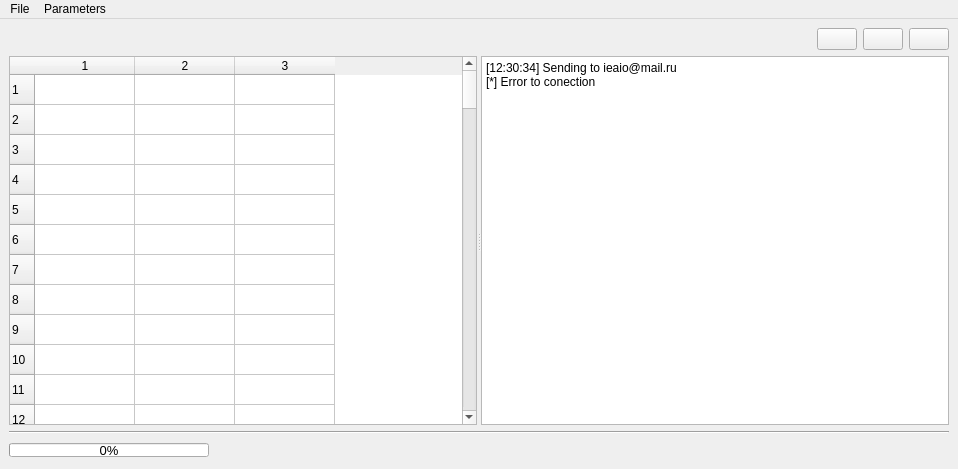
Above: view/qt/MainWindow.ui from AlertRED/mailing before the change. Below: the same form after it.
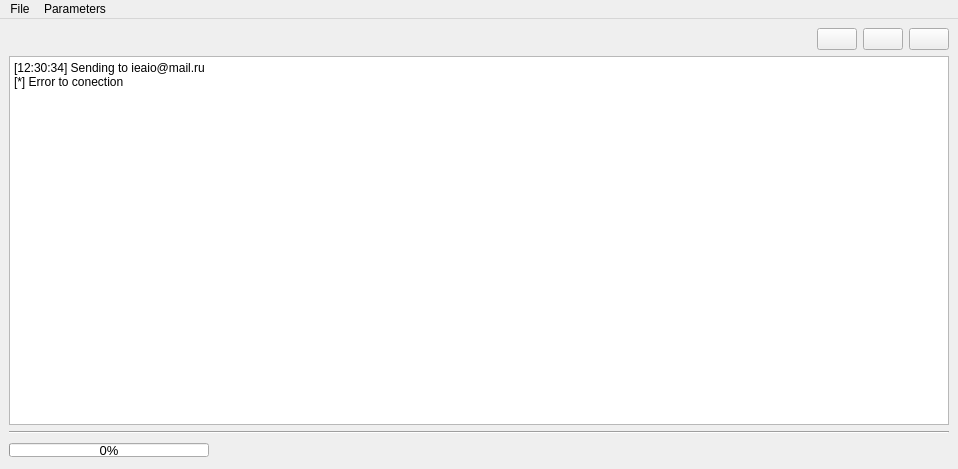
That is the form after the change. Icons and pictures are not drawn.

The edit to the form file:
```diff
--- a/view/qt/MainWindow.ui
+++ b/view/qt/MainWindow.ui
@@ -87,138 +87,6 @@
         <property name="orientation">
          <enum>Qt::Horizontal</enum>
         </property>
-        <widget class="QTableWidget" name="tableWidget_data">
-         <property name="sizePolicy">
-          <sizepolicy hsizetype="MinimumExpanding" vsizetype="Expanding">
-           <horstretch>0</horstretch>
-           <verstretch>0</verstretch>
-          </sizepolicy>
-         </property>
-         <property name="midLineWidth">
-          <number>0</number>
-         </property>
-         <property name="autoScroll">
-          <bool>true</bool>
-         </property>
-         <property name="gridStyle">
-          <enum>Qt::SolidLine</enum>
-         </property>
-         <property name="sortingEnabled">
-          <bool>false</bool>
-         </property>
-         <property name="wordWrap">
-          <bool>true</bool>
-         </property>
-         <property name="rowCount">
-          <number>100</number>
-         </property>
-         <property name="columnCount">
-          <number>3</number>
-         </property>
-         <row/>
-         <row/>
-         <row/>
-         <row/>
-         <row/>
-         <row/>
-         <row/>
-         <row/>
-         <row/>
-         <row/>
-         <row/>
-         <row/>
-         <row/>
-         <row/>
-         <row/>
-         <row/>
-         <row/>
-         <row/>
-         <row/>
-         <row/>
-         <row/>
-         <row/>
-         <row/>
-         <row/>
-         <row/>
-         <row/>
-         <row/>
-         <row/>
-         <row/>
-         <row/>
-         <row/>
-         <row/>
-         <row/>
-         <row/>
-         <row/>
-         <row/>
-         <row/>
-         <row/>
-         <row/>
-         <row/>
-         <row/>
-         <row/>
-         <row/>
-         <row/>
-         <row/>
-         <row/>
-         <row/>
-         <row/>
-         <row/>
-         <row/>
-         <row/>
-         <row/>
-         <row/>
-         <row/>
-         <row/>
-         <row/>
-         <row/>
-         <row/>
-         <row/>
-         <row/>
-         <row/>
-         <row/>
-         <row/>
-         <row/>
-         <row/>
-         <row/>
-         <row/>
-         <row/>
-         <row/>
-         <row/>
-         <row/>
-         <row/>
-         <row/>
-         <row/>
-         <row/>
-         <row/>
-         <row/>
-         <row/>
-         <row/>
-         <row/>
-         <row/>
-         <row/>
-         <row/>
-         <row/>
-         <row/>
-         <row/>
-         <row/>
-         <row/>
-         <row/>
-         <row/>
-         <row/>
-         <row/>
-         <row/>
-         <row/>
-         <row/>
-         <row/>
-         <row/>
-         <row/>
-         <row/>
-         <row/>
-         <column/>
-         <column/>
-         <column/>
-        </widget>
         <widget class="QPlainTextEdit" name="plainText_log">
          <property name="readOnly">
           <bool>true</bool>
```
